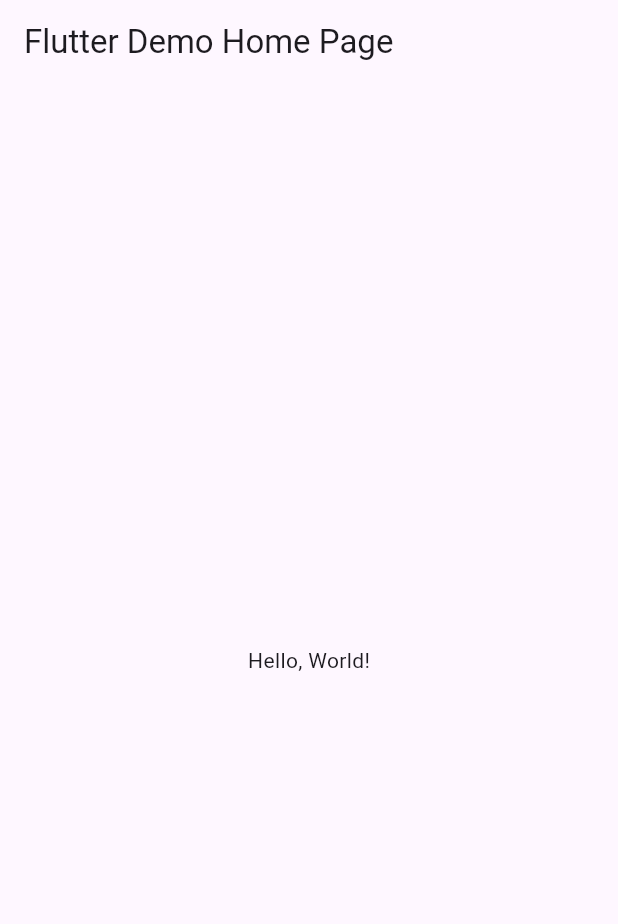
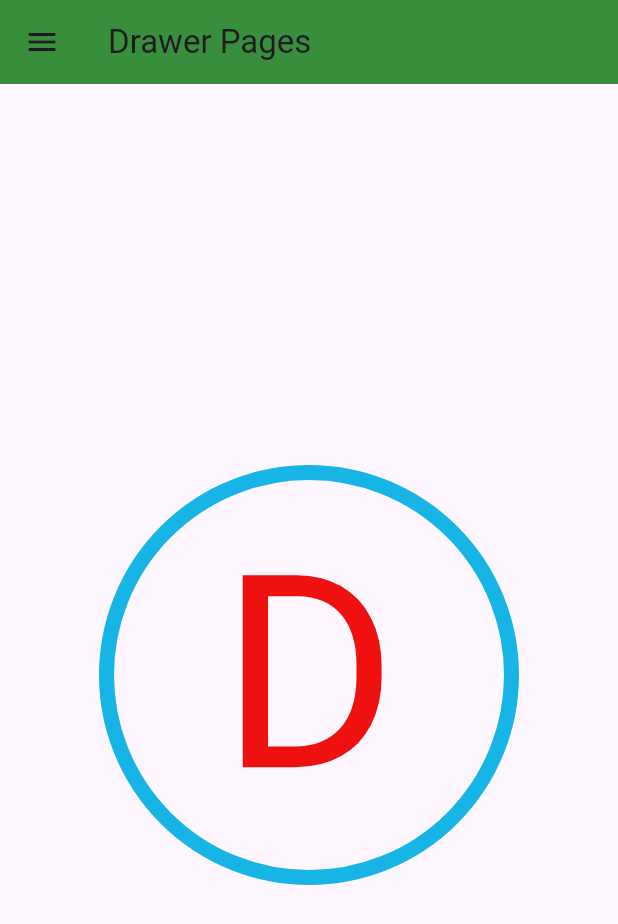
Before and after one commit to Dereck1016/UII-A3-drawer, a Flutter app: the screen it shows after launch, on a phone screen of 412 x 824 dp. Shown: the top 924 px of the screen. Run offline on Flutter 3.47's test engine with Material 3 defaults, Android fonts, the phone set to English and light mode, and no system bars.

```diff
--- /dev/null
+++ b/lib/dashboard.dart
@@ -0,0 +1,31 @@
+import 'package:flutter/material.dart';
+
+class DashboardPage extends StatelessWidget {
+  @override
+  Widget build(BuildContext context) {
+    return Container(
+      child: Align(
+        child: Container(
+          margin: EdgeInsets.only(top: 20),
+          decoration: BoxDecoration(
+            shape: BoxShape.circle,
+            border: Border.all(
+              color: Color(0xff17b5e5),
+              width: 10,
+            ),
+          ),
+          width: 280,
+          height: 280,
+          alignment: Alignment.center,
+          child: Text(
+            'D',
+            style: TextStyle(
+              fontSize: 180,
+              color: Color(0xffef1010),
+            ),
+          ),
+        ),
+      ),
+    );
+  }
+}
--- a/lib/main.dart
+++ b/lib/main.dart
@@ -1,43 +1,174 @@
 import 'package:flutter/material.dart';
 
-void main() => runApp(MyApp());
+import 'package:sandovaldrawer/privacy_policy.dart';
+import 'package:sandovaldrawer/send_feedback.dart';
+import 'package:sandovaldrawer/settings.dart';
+import 'contacts.dart';
+import 'dashboard.dart';
+import 'events.dart';
+import 'my_drawer_header.dart';
+import 'notes.dart';
+import 'notifications.dart';
+
+void main() {
+  runApp(MyApp());
+}
 
 class MyApp extends StatelessWidget {
-  const MyApp({super.key});
-  // This widget is the root of your application.
+  const MyApp({Key? key}) : super(key: key);
   @override
   Widget build(BuildContext context) {
     return MaterialApp(
-      // Application name
-      title: 'Flutter Hello World',
-      // Application theme data, you can set the colors for the application as
-      // you want
-      theme: ThemeData(
-        // useMaterial3: false,
-        primarySwatch: Colors.blue,
-      ),
-      // A widget which will be started on application startup
-      home: MyHomePage(title: 'Flutter Demo Home Page'),
+      debugShowCheckedModeBanner: false,
+      home: HomePage(),
     );
   }
 }
+//s9s9s9s  rrrrrrr
 
-class MyHomePage extends StatelessWidget {
-  final String title;
-  const MyHomePage({super.key, required this.title});
+class HomePage extends StatefulWidget {
+  const HomePage({Key? key}) : super(key: key);
+  @override
+  _HomePageState createState() => _HomePageState();
+}
+
+class _HomePageState extends State<HomePage> {
+  var currentPage = DrawerSections.dashboard;
 
   @override
   Widget build(BuildContext context) {
+    var container;
+    if (currentPage == DrawerSections.dashboard) {
+      container = DashboardPage();
+    } else if (currentPage == DrawerSections.contacts) {
+      container = ContactsPage();
+    } else if (currentPage == DrawerSections.events) {
+      container = EventsPage();
+    } else if (currentPage == DrawerSections.notes) {
+      container = NotesPage();
+    } else if (currentPage == DrawerSections.settings) {
+      container = SettingsPage();
+    } else if (currentPage == DrawerSections.notifications) {
+      container = NotificationsPage();
+    } else if (currentPage == DrawerSections.privacy_policy) {
+      container = PrivacyPolicyPage();
+    } else if (currentPage == DrawerSections.send_feedback) {
+      container = SendFeedbackPage();
+    }
     return Scaffold(
       appBar: AppBar(
-        // The title text which will be shown on the action bar
-        title: Text(title),
+        backgroundColor: Colors.green[700],
+        title: Text("Drawer Pages"),
       ),
-      body: Center(
-        child: Text(
-          'Hello, World!',
+      body: container,
+      drawer: Drawer(
+        child: SingleChildScrollView(
+          child: Container(
+            child: Column(
+              children: [
+                MyHeaderDrawer(),
+                MyDrawerList(),
+              ],
+            ),
+          ),
+        ),
+      ),
+    );
+  }
+
+  Widget MyDrawerList() {
+    return Container(
+      padding: EdgeInsets.only(
+        top: 15,
+      ),
+      child: Column(
+        // shows the list of menu drawer
+        children: [
+          menuItem(1, "Dashboard", Icons.dashboard_outlined,
+              currentPage == DrawerSections.dashboard ? true : false),
+          menuItem(2, "Contacts", Icons.people_alt_outlined,
+              currentPage == DrawerSections.contacts ? true : false),
+          menuItem(3, "Events", Icons.event,
+              currentPage == DrawerSections.events ? true : false),
+          menuItem(4, "Notes", Icons.notes,
+              currentPage == DrawerSections.notes ? true : false),
+          Divider(),
+          menuItem(5, "Settings", Icons.settings_outlined,
+              currentPage == DrawerSections.settings ? true : false),
+          menuItem(6, "Notifications", Icons.notifications_outlined,
+              currentPage == DrawerSections.notifications ? true : false),
+          Divider(),
+          menuItem(7, "Privacy policy", Icons.privacy_tip_outlined,
+              currentPage == DrawerSections.privacy_policy ? true : false),
+          menuItem(8, "Send feedback", Icons.feedback_outlined,
+              currentPage == DrawerSections.send_feedback ? true : false),
+        ],
+      ),
+    );
+  }
+
+  Widget menuItem(int id, String title, IconData icon, bool selected) {
+    return Material(
+      color: selected ? Colors.grey[300] : Colors.transparent,
+      child: InkWell(
+        onTap: () {
+          Navigator.pop(context);
+          setState(() {
+            if (id == 1) {
+              currentPage = DrawerSections.dashboard;
+            } else if (id == 2) {
+              currentPage = DrawerSections.contacts;
+            } else if (id == 3) {
+              currentPage = DrawerSections.events;
+            } else if (id == 4) {
+              currentPage = DrawerSections.notes;
+            } else if (id == 5) {
+              currentPage = DrawerSections.settings;
+            } else if (id == 6) {
+              currentPage = DrawerSections.notifications;
+            } else if (id == 7) {
+              currentPage = DrawerSections.privacy_policy;
+            } else if (id == 8) {
+              currentPage = DrawerSections.send_feedback;
+            }
+          });
+        },
+        child: Padding(
+          padding: EdgeInsets.all(15.0),
+          child: Row(
+            children: [
+              Expanded(
+                child: Icon(
+                  icon,
+                  size: 20,
+                  color: Colors.black,
+                ),
+              ),
+              Expanded(
+                flex: 3,
+                child: Text(
+                  title,
+                  style: TextStyle(
+                    color: Colors.black,
+                    fontSize: 16,
+                  ),
+                ),
+              ),
+            ],
+          ),
         ),
       ),
     );
   }
 }
+
+enum DrawerSections {
+  dashboard,
+  contacts,
+  events,
+  notes,
+  settings,
+  notifications,
+  privacy_policy,
+  send_feedback,
+}
--- a/pubspec.yaml
+++ b/pubspec.yaml
@@ -17,6 +17,9 @@ dev_dependencies:
 
 flutter:
   uses-material-design: true
+  assets:
+    - assets/images/profile.jpg
+    - assets/
   # assets:
   #  - images/a_dot_burr.jpeg
   #  - images/a_dot_ham.jpeg
```
Also changed, not shown: lib/contacts.dart (added, +84 -0 lines), lib/events.dart (added, +28 -0 lines), lib/my_drawer_header.dart (added, +44 -0 lines), lib/notes.dart (added, +30 -0 lines), lib/notifications.dart (added, +38 -0 lines), lib/privacy_policy.dart (added, +41 -0 lines), lib/send_feedback.dart (added, +46 -0 lines), lib/settings.dart (added, +34 -0 lines), assets/avatar.jpg (added), assets/images/profile.jpg (added).
